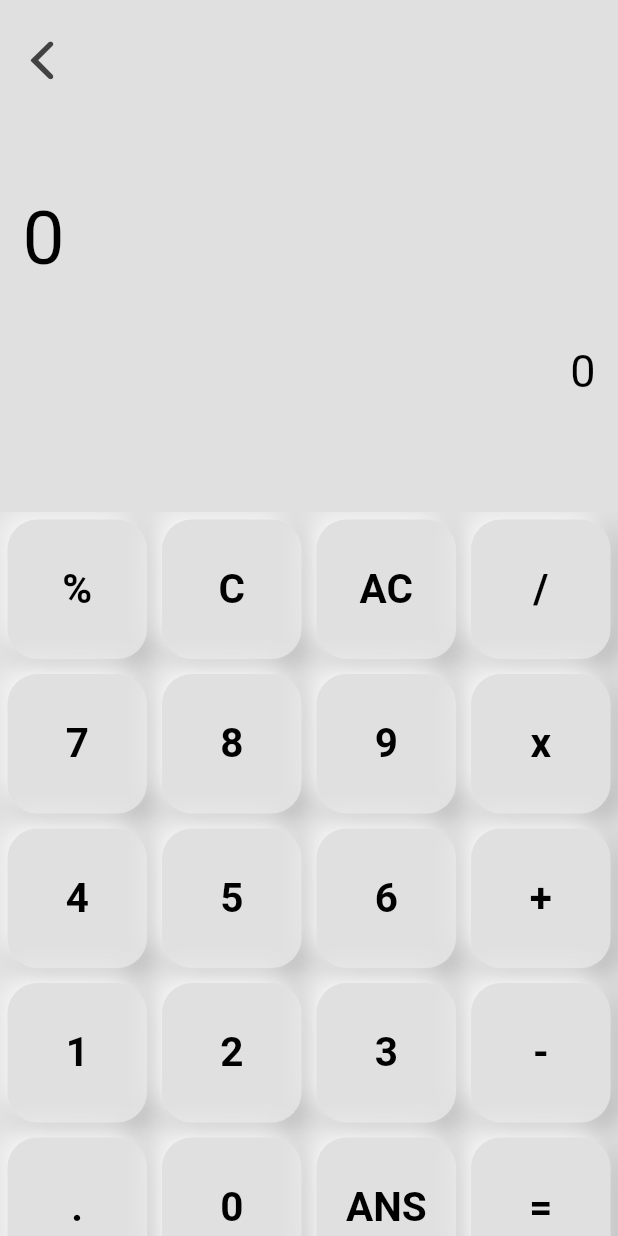
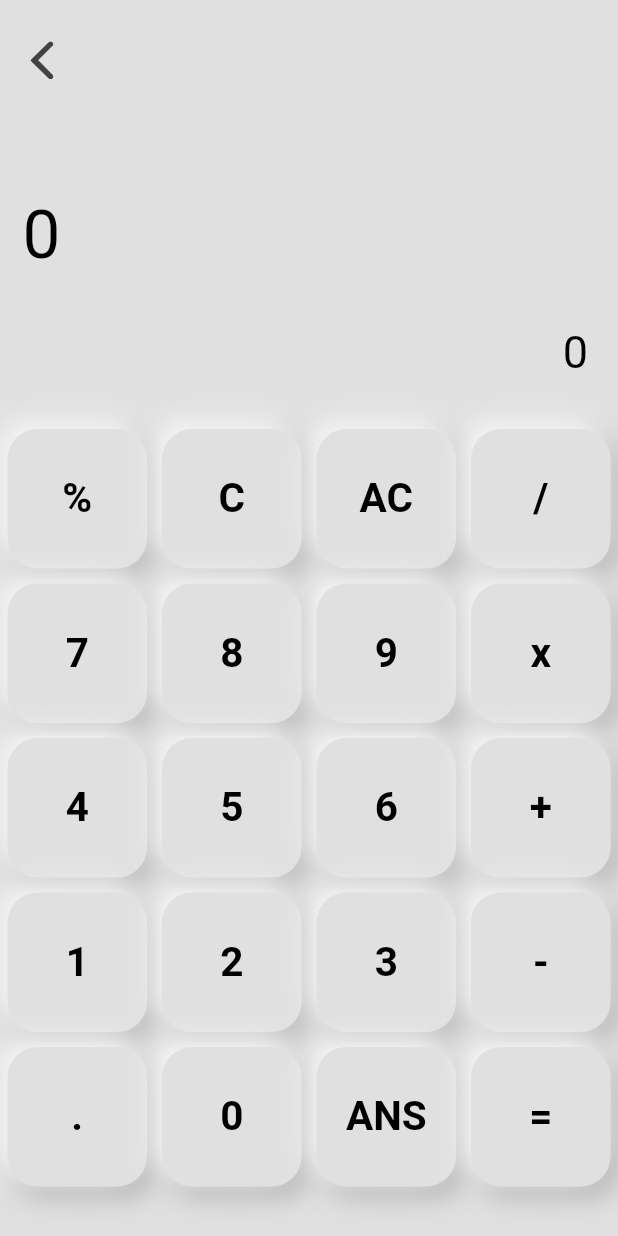
Before and after one commit to kmsanjar47/utilityApp, a Flutter app: the screen it shows after launch, after a tap on "Calculator", on a phone screen of 412 x 824 dp. Run offline on Flutter 3.47's test engine with Material 2 defaults, Android fonts, the phone set to English and light mode, and no system bars; our stand-ins replace math_expressions.

Commit message:
-Minor improvements

```diff
--- a/lib/pages/calculator.dart
+++ b/lib/pages/calculator.dart
@@ -4,20 +4,9 @@ import 'package:versity/models/calc_logic.dart';
 import 'package:versity/utility/CalcBtn.dart';
 
 
-// var userQuestion = "0";
-// var userAnswer = "0";
-
 CalcLogic calculator = CalcLogic();
 
-
-const List calcItem = [
-  ["%"], ["C"], ["AC"], ["/"],
-  ["7"], ["8"], ["9"], ["x"],
-  ["4"], ["5"], ["6"], ["+"],
-  ["1"], ["2"], ["3"], ["-"],
-  ["."], ["0"], ["ANS"], ["="],
-  //text
-];
+var calcItem = calculator.getItemList();
 
 class Calculator extends StatefulWidget {
   const Calculator({Key? key}) : super(key: key);
@@ -64,24 +53,31 @@ class _CalculatorState extends State<Calculator> {
                   const SizedBox(
                     height: 50,
                   ),
-                  Container(
+                  Expanded(
+                    flex: 2,
+                    child: Container(
                       padding: const EdgeInsets.symmetric(horizontal: 15),
                       width: double.maxFinite,
                       height: 100,
                       child: Text(
                         calculator.displayQuestion,
+                        overflow: TextOverflow.fade,
                         textAlign: TextAlign.left,
-                      style: const TextStyle(color: Colors.black, fontSize: 50),
+                        style: const TextStyle(color: Colors.black, fontSize: 45),
                       ),
                     ),
-                  Container(
-                    padding: const EdgeInsets.symmetric(horizontal: 15),
+                  ),
+                  Expanded(
+                    flex: 1,
+                    child: Container(
+                      padding: const EdgeInsets.symmetric(horizontal: 20),
                       width: double.maxFinite,
                       height: 50,
                       child: Text(
                         calculator.displayAnswer,
                         textAlign: TextAlign.right,
                         style: const TextStyle(fontSize: 30, color: Colors.black),
+                      ),
                     ),
                   ),
                 ],
@@ -91,7 +87,7 @@ class _CalculatorState extends State<Calculator> {
               height: 20,
             ),
             Expanded(
-              flex: 2,
+              flex: 3,
               child: GridView.builder(
                   itemCount: calcItem.length,
                   gridDelegate: const SliverGridDelegateWithFixedCrossAxisCount(
@@ -122,9 +118,14 @@ class _CalculatorState extends State<Calculator> {
                               calculator.buttonStar();
                             }
                             else {
-                              //buttonPercent
+                              if(calculator.displayQuestion != "0") {
                                 calculator.setQuestion(
                                     calculator.displayQuestion += calcItem[index][0]);
+                              }else{
+                                calculator.setQuestion(
+                                    calculator.displayQuestion = calcItem[index][0]);
+                              }
+
                             }
                           } catch (e) {
                             calculator.setQuestion("Syntax Error");
--- a/lib/utility/CalcBtn.dart
+++ b/lib/utility/CalcBtn.dart
@@ -36,6 +36,7 @@ class CalcBtn extends StatelessWidget {
           child: TextButton(
         onPressed: btnTapped,
         style: TextButton.styleFrom(
+          splashFactory: NoSplash.splashFactory,
           foregroundColor: Colors.black,
           textStyle: const TextStyle(fontSize: 27, fontWeight: FontWeight.bold),
         ),
```
Also changed, not shown: lib/models/calc_logic.dart (+32 -31 lines). Lines whose indentation alone changed are shown as unchanged.
